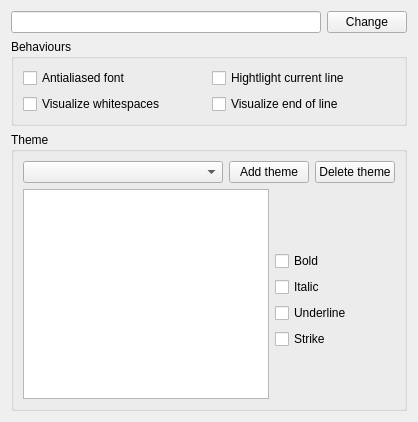
The window that plugins/editor/src/preferences.ui (zjes/qnoto) describes before a commit, drawn with Qt 5.
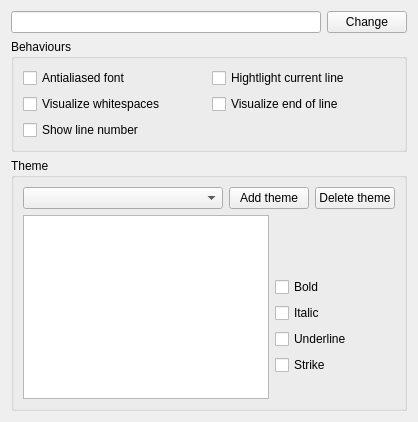
The same window after the commit. Custom widgets are drawn as their Qt base class.

Patch:
```diff
--- a/plugins/editor/src/preferences.ui
+++ b/plugins/editor/src/preferences.ui
@@ -52,6 +52,13 @@
             </property>
            </widget>
           </item>
+          <item>
+           <widget class="QCheckBox" name="showLineNumber">
+            <property name="text">
+             <string>Show line number</string>
+            </property>
+           </widget>
+          </item>
          </layout>
         </item>
         <item>
@@ -70,6 +77,19 @@
             </property>
            </widget>
           </item>
+          <item>
+           <spacer name="verticalSpacer_2">
+            <property name="orientation">
+             <enum>Qt::Vertical</enum>
+            </property>
+            <property name="sizeHint" stdset="0">
+             <size>
+              <width>20</width>
+              <height>40</height>
+             </size>
+            </property>
+           </spacer>
+          </item>
          </layout>
         </item>
        </layout>
```
